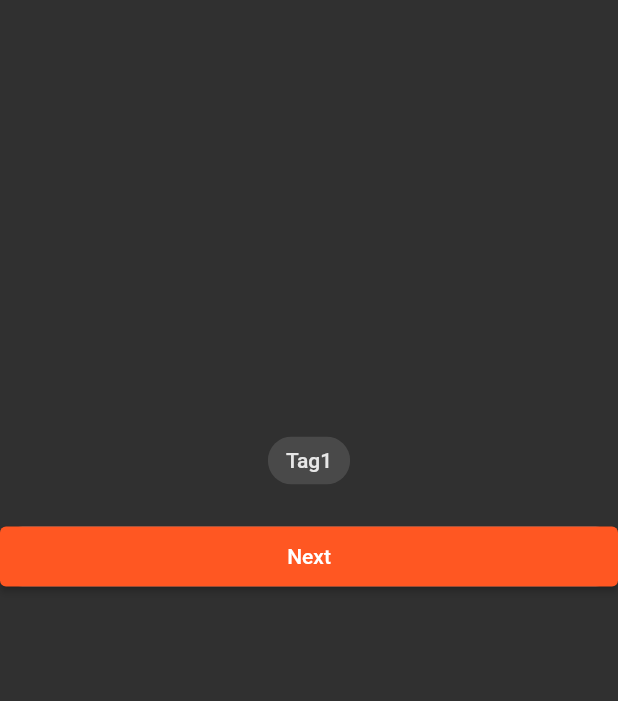
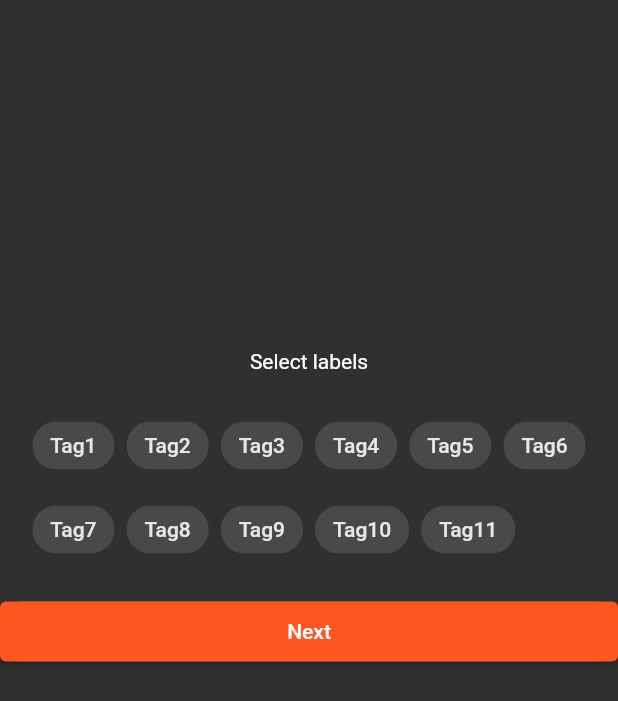
Before and after one commit to janschab/actively, a Flutter app: the screen it shows once a user with an empty profile is signed in, on a phone screen of 412 x 824 dp. Shown: the top 701 px of the screen. Run offline on Flutter 3.47's test engine with Material 2 defaults, Android fonts, the phone set to English and light mode, and no system bars; our stand-ins replace cloud_firestore, firebase_auth, firebase_core, fluttertoast, loading_overlay; accounts and stored records are empty; network calls fail; statements that could not run were skipped.

Commit message:
fix registration, tags

```diff
--- a/lib/modules/authentication/authentication.dart
+++ b/lib/modules/authentication/authentication.dart
@@ -69,7 +69,7 @@ class _AuthenticationState extends State<Authentication> {
       _emailField.text,
       _passwordField.text,
     );
-    if (registerStatus == "200") {
+    if (registerStatus != "200") {
       Fluttertoast.showToast(
         msg: registerStatus,
         toastLength: Toast.LENGTH_SHORT,
--- a/lib/modules/tags/tags.dart
+++ b/lib/modules/tags/tags.dart
@@ -11,7 +11,19 @@ class Tags extends StatefulWidget {
 }
 
 class _TagsState extends State<Tags> {
-  List<Tag> _tags = [Tag("Tag1", 1, false)];
+  List<Tag> _tags = [
+    Tag("Tag1", 1, false),
+    Tag("Tag2", 2, false),
+    Tag("Tag3", 3, false),
+    Tag("Tag4", 4, false),
+    Tag("Tag5", 5, false),
+    Tag("Tag6", 6, false),
+    Tag("Tag7", 7, false),
+    Tag("Tag8", 8, false),
+    Tag("Tag9", 9, false),
+    Tag("Tag10", 10, false),
+    Tag("Tag11", 11, false),
+  ];
 
   @override
   Widget build(BuildContext context) {
@@ -22,9 +34,15 @@ class _TagsState extends State<Tags> {
           child: Column(
             mainAxisAlignment: MainAxisAlignment.center,
             children: [
+              Container(
+                margin: EdgeInsets.only(bottom: 20),
+                child: Text("Select labels"),
+              ),
               Wrap(
                 children: _tags
-                    .map((_tag) => ChoiceChip(
+                    .map((_tag) => Container(
+                          margin: EdgeInsets.all(4),
+                          child: ChoiceChip(
                             label: Text(_tag.name),
                             selected: _tag.selected,
                             onSelected: (value) {
@@ -32,6 +50,7 @@ class _TagsState extends State<Tags> {
                                 _tag.selected = value;
                               });
                             },
+                          ),
                         ))
                     .toList(),
               ),
@@ -56,7 +75,8 @@ class _TagsState extends State<Tags> {
   }
 
   handleTagsSave() {
-    FirestoreService.setTagsToUser(_tags.where((tag) => tag.selected).map((e) => e.id)).then((v) {
+    FirestoreService.setTagsToUser(
+        _tags.where((tag) => tag.selected).map((e) => e.id)).then((v) {
       NavigatorService.instance.navigateTo(routeUserDetails);
     });
   }
```
Lines whose indentation alone changed are shown as unchanged.
